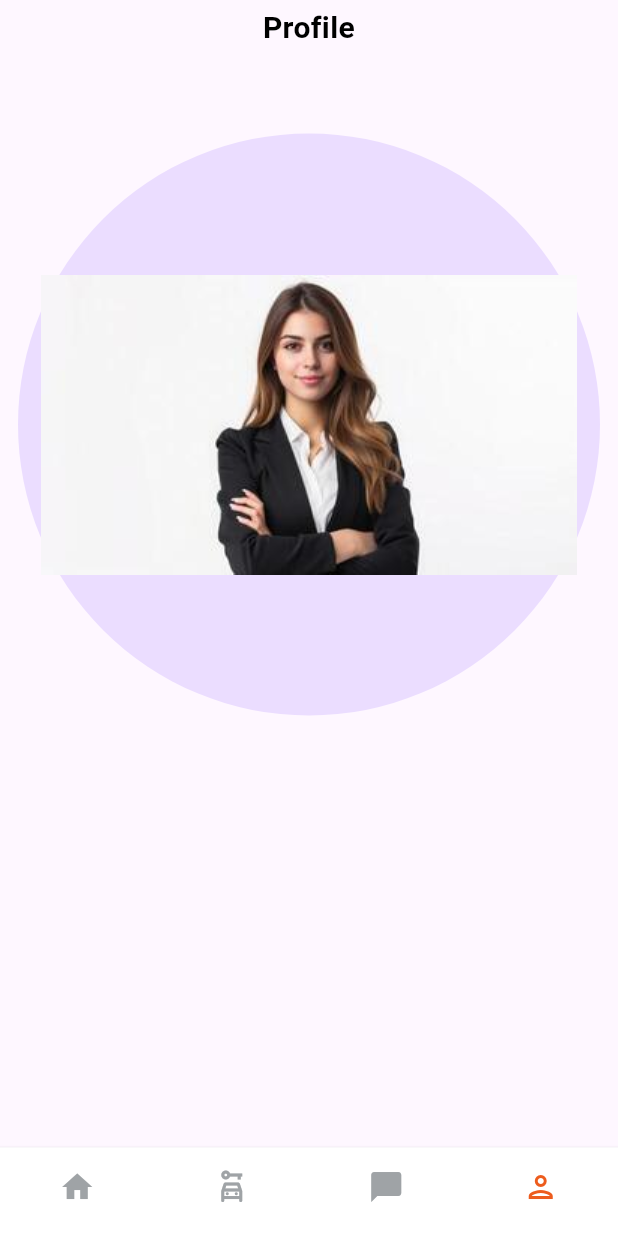
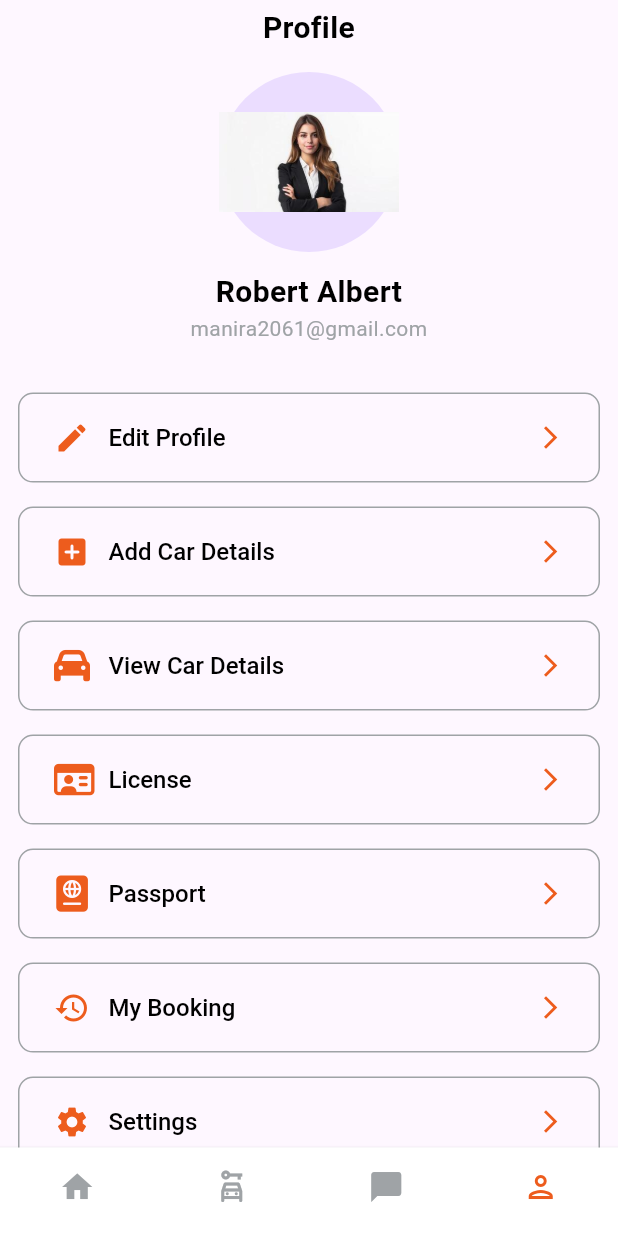
Before and after one commit to manira-mahat/car_rental_system, a Flutter app: the screen it shows after launch, swiped to page 4, on a phone screen of 412 x 824 dp. Run offline on Flutter 3.47's test engine with Material 3 defaults, Android fonts, the phone set to English and light mode, and no system bars; our stand-ins replace cloud_firestore, dio, firebase_core, flutter_spinkit, font_awesome_flutter; accounts and stored records are empty; network calls fail.

Commit message:
profile page ui

```diff
--- a/lib/core/util/string_utils.dart
+++ b/lib/core/util/string_utils.dart
@@ -139,5 +139,15 @@ const String carNameStr="Car";
 const String seatsStr="Seats";
 const String downloadStr="Download";
 
-//profile page str
+//chat page and profile page strings
 const String profileStr="Profile";
+const String chatStr="Chat";
+const String searchChatStr="Search chat, people and more ...";
+const String editProfileStr="Edit Profile";
+const String licenseStr="License";
+const String passportStr="Passport";
+const String paymentMethodsStr="Payment Methods";
+const String myBookingStr="My Booking";
+const String settingStr="Settings";
+const String logoutStr="Logout";
+const String logoutConfirmStr="Do you really want to Logout?";
--- a/lib/profile_page.dart
+++ b/lib/profile_page.dart
@@ -1,9 +1,16 @@
+import 'package:car_rental_system/core/util/color_utils.dart';
+import 'package:car_rental_system/core/util/dialog_box.dart';
+import 'package:car_rental_system/core/util/route_const.dart';
+import 'package:car_rental_system/core/util/route_generator.dart';
 import 'package:car_rental_system/core/util/string_utils.dart';
 import 'package:car_rental_system/widgets/custom_image_assets.dart';
+import 'package:car_rental_system/widgets/custom_profile_options_button.dart';
+import 'package:car_rental_system/widgets/custom_sized_box.dart';
 import 'package:car_rental_system/widgets/custom_text.dart';
 import 'package:car_rental_system/widgets/padding_for_all_pages.dart';
 import 'package:flutter/cupertino.dart';
 import 'package:flutter/material.dart';
+import 'package:font_awesome_flutter/font_awesome_flutter.dart';
 
 class ProfilePage extends StatefulWidget {
   const ProfilePage({super.key});
@@ -17,19 +24,78 @@ class _ProfilePageState extends State<ProfilePage> {
   Widget build(BuildContext context) {
     return Scaffold(
       body: SafeArea(
-        child: PaddingForAllPages(
-          child: Column(
-            children: [
-              Center(
-                child: CustomText(data: profileStr,
-                isPageTitle: true,),
-              ),
-              CircleAvatar(
-                radius: 250,                child: CustomImageAssets(
-                  name: profileLogoPath
-                  )
-                  )
-            ],
+        child: SingleChildScrollView(
+          child: PaddingForAllPages(
+            child: Column(
+              children: [
+                Center(child: CustomText(data: profileStr, isPageTitle: true)),
+                Padding(
+                  padding: const EdgeInsets.only(top: 15.0, bottom: 12),
+                  child: CircleAvatar(
+                    radius: 60,
+                    child: CustomImageAssets(name: profileLogoPath),
+                  ),
+                ),
+                CustomText(
+                  data: "Robert Albert",
+                  fontWeight: FontWeight.bold,
+                  fontSize: 20,
+                ),
+                CustomText(data: "manira2061@gmail.com", color: greyColor),
+                CustomSizedBox(height: 0.03),
+                CustomProfileOptionsButton(
+                  icon: Icons.edit,
+                  data: editProfileStr,
+                  onPressed: () {},
+                ),
+                CustomProfileOptionsButton(
+                  icon: Icons.add_box_rounded,
+                  data: addCarDetailsStr,
+                  onPressed: () {},
+                ),
+                CustomProfileOptionsButton(
+                  icon: FontAwesomeIcons.car,
+                  data: viewCarDetailsStr,
+                  onPressed: () {
+                    RouteGenerator.navigateToPage(
+                      context,
+                      Routes.viewCarListRoute,
+                    );
+                  },
+                ),
+                CustomProfileOptionsButton(
+                  icon: FontAwesomeIcons.idCard,
+                  data: licenseStr,
+                  onPressed: () {},
+                ),
+                CustomProfileOptionsButton(
+                  icon: FontAwesomeIcons.passport,
+                  data: passportStr,
+                  onPressed: () {},
+                ),
+                CustomProfileOptionsButton(
+                  icon: Icons.history,
+                  data: myBookingStr,
+                  onPressed: () {},
+                ),
+                CustomProfileOptionsButton(
+                  icon: Icons.settings,
+                  data: settingStr,
+                  onPressed: () {},
+                ),
+                CustomProfileOptionsButton(
+                  icon: Icons.exit_to_app,
+                  data: logoutStr,
+                  onPressed: () {
+                    DialogBox.showConfirmBox(
+                      context: context,
+                      title: logoutStr,
+                      message: logoutConfirmStr,
+                      onOkPressed: (){});
+                  },
+                ),
+              ],
+            ),
           ),
         ),
       ),
--- a/lib/widgets/custom_elevatedbutton.dart
+++ b/lib/widgets/custom_elevatedbutton.dart
@@ -2,27 +2,69 @@ import 'package:car_rental_system/core/util/color_utils.dart';
 import 'package:flutter/material.dart';
 
 class CustomElevatedbutton extends StatelessWidget {
+  final FocusNode _focusNode = FocusNode();
   Function()? onPressed;
   Widget? child;
   Color? backgroundColor;
-double? width;
-  // double? height;
-  CustomElevatedbutton({super.key,required this.onPressed,required this.child, this.backgroundColor,this.width});
+  Color? foregroundColor;
+  Color? borderColor;
+  double? width;
+  double? height;
+  CustomElevatedbutton(
+      {super.key,
+      required this.onPressed,
+      required this.child,
+      this.height,
+      this.width,
+      this.backgroundColor,
+      this.foregroundColor,
+      this.borderColor});
 
   @override
   Widget build(BuildContext context) {
-    return SizedBox(
-        height: 60,
-        width: width??MediaQuery.of(context).size.width,
+    return Container(
+        height: height ?? 50,
+        width: width ?? MediaQuery.of(context).size.width,
         child: ElevatedButton(
+          focusNode: _focusNode,
           onPressed: onPressed,
-          style: ElevatedButton.styleFrom(
-              backgroundColor:backgroundColor?? primaryColor,
-              foregroundColor: Colors.white,
-
-              textStyle: TextStyle(fontSize: 15),
-              shape: RoundedRectangleBorder(
-                  borderRadius: BorderRadius.circular(15))),
+          style:
+          //  ButtonStyle(
+          //   backgroundColor: WidgetStateProperty.resolveWith<Color>((states) {
+          //     if (states.contains(WidgetState.pressed)||states.contains(WidgetState.hovered)|| _focusNode.hasFocus) {
+          //       return primaryColor.withValues(alpha: 0.6);
+          //     }
+          //     return backgroundColor?? primaryColor;
+          //   }),
+          //   foregroundColor:
+          //       WidgetStateProperty.all<Color>(foregroundColor ?? Colors.white),
+          //   textStyle: WidgetStateProperty.all<TextStyle>(
+          //     TextStyle(fontSize: 14),
+          //   ),
+          //   shape: WidgetStateProperty.all<RoundedRectangleBorder>(
+          //     RoundedRectangleBorder(
+          //       side: BorderSide(
+          //         color: borderColor ?? primaryColor,
+          //         width: 1,
+          //       ),
+          //       borderRadius: BorderRadius.circular(10),
+          //     ),
+          //   ),
+          //   elevation: WidgetStateProperty.all<double>(0),
+          // ),
+                ElevatedButton.styleFrom(
+                  elevation: 0,
+                  backgroundColor: backgroundColor?? primaryColor,
+                  foregroundColor:foregroundColor?? Colors.white,
+                  textStyle: TextStyle(fontSize: 14),
+                  shape: RoundedRectangleBorder(
+                    side: BorderSide(
+                      color: borderColor ??primaryColor,
+                      width: 1,
+                    ),
+                    borderRadius: BorderRadius.circular(10),
+                  ),
+                ),
           child: child,
         ));
   }
--- /dev/null
+++ b/lib/widgets/custom_profile_options_button.dart
@@ -0,0 +1,36 @@
+import 'package:car_rental_system/core/util/color_utils.dart';
+import 'package:car_rental_system/widgets/custom_elevatedbutton.dart';
+import 'package:car_rental_system/widgets/custom_icons.dart';
+import 'package:car_rental_system/widgets/custom_sized_box.dart';
+import 'package:flutter/material.dart';
+
+class CustomProfileOptionsButton extends StatelessWidget {
+  IconData? icon;
+  String data; dynamic Function()? onPressed;
+  CustomProfileOptionsButton({super.key,required this.icon,required this.data,required this.onPressed});
+
+  @override
+  Widget build(BuildContext context) {
+    return Padding(
+      padding: const EdgeInsets.symmetric(vertical: 8.0),
+      child: CustomElevatedbutton(onPressed: onPressed,
+      height: 60,
+      backgroundColor: Colors.transparent,
+      foregroundColor: Colors.black,
+      borderColor: greyColor,
+      child: Row(
+        children: [
+          CustomIcons(icon: icon,size: 24,color: primaryColor,),
+          CustomSizedBox(width: 0.03,),
+          Text(data,style:const  TextStyle(
+            fontSize: 16,
+            fontWeight: FontWeight.w500,
+          ),),
+
+          const Spacer(),
+          CustomIcons(icon:Icons.arrow_forward_ios, color: primaryColor,)
+        ],
+      )),
+    );
+  }
+}
--- a/pubspec.yaml
+++ b/pubspec.yaml
@@ -39,6 +39,7 @@ dependencies:
   change_app_package_name: ^1.5.0
   firebase_core: ^3.12.1
   cloud_firestore: ^5.6.5
+  font_awesome_flutter: ^10.8.0
 
 dev_dependencies:
   flutter_test:
```
Also changed, not shown: pubspec.lock.
